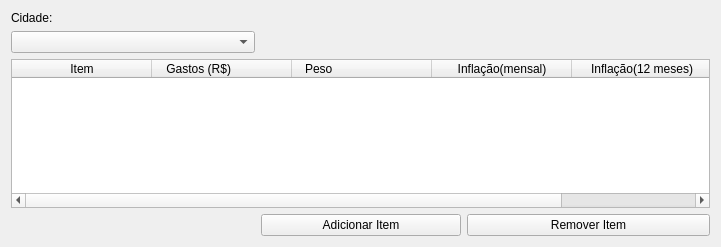
Old version of the form MyLittleDragon/mainwindow.ui in the repository gogo40/MyLittleDragon.
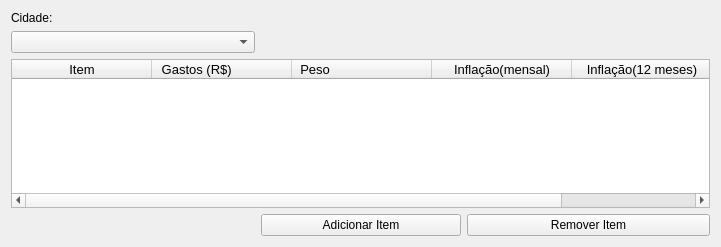
New version of the form. Icons and pictures are not drawn.

Commit message: melhoria na interface

```diff
--- a/MyLittleDragon/mainwindow.ui
+++ b/MyLittleDragon/mainwindow.ui
@@ -37,6 +37,11 @@
     </item>
     <item row="2" column="0" colspan="3">
      <widget class="QTableWidget" name="itemsTable">
+      <property name="font">
+       <font>
+        <pointsize>10</pointsize>
+       </font>
+      </property>
       <property name="selectionMode">
        <enum>QAbstractItemView::MultiSelection</enum>
       </property>
@@ -50,16 +55,16 @@
        <number>140</number>
       </attribute>
       <attribute name="horizontalHeaderMinimumSectionSize">
-       <number>25</number>
+       <number>80</number>
       </attribute>
       <attribute name="verticalHeaderCascadingSectionResizes">
        <bool>true</bool>
       </attribute>
       <attribute name="verticalHeaderDefaultSectionSize">
-       <number>25</number>
+       <number>80</number>
       </attribute>
       <attribute name="verticalHeaderMinimumSectionSize">
-       <number>25</number>
+       <number>80</number>
       </attribute>
       <column>
        <property name="text">
```
